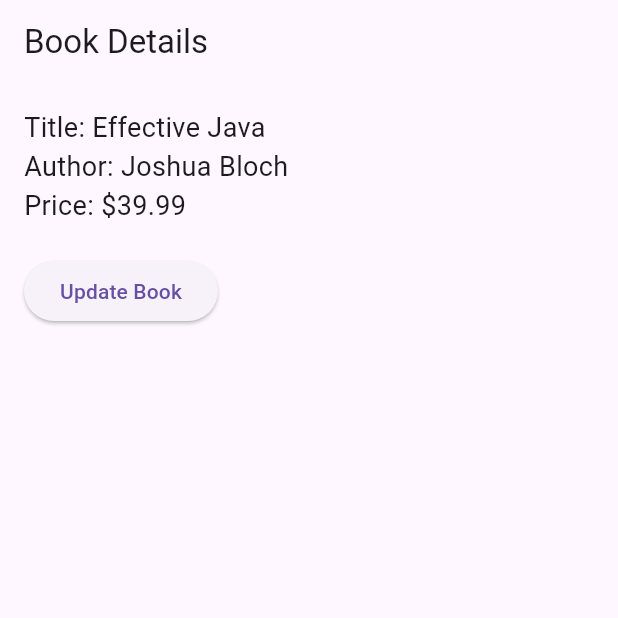
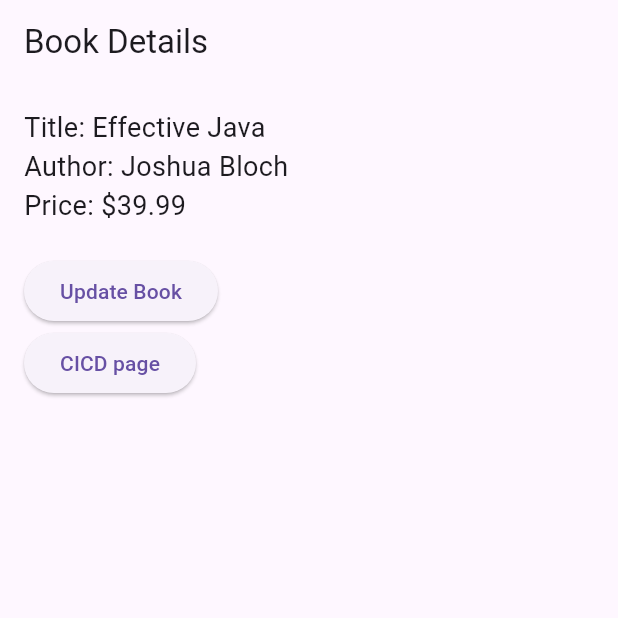
Before and after one commit to PankajJoshi-hp/mvvm_example, a Flutter app: the screen it shows after launch, after a tap on "Update Book", on a phone screen of 412 x 824 dp, the top half of it. Run offline on Flutter 3.47's test engine with Material 3 defaults, Android fonts, the phone set to English and light mode, and no system bars; our stand-ins replace get; network calls fail.

Commit message:
Add CI/CD workflow for Flutter app

```diff
--- a/lib/components/books_view.dart
+++ b/lib/components/books_view.dart
@@ -1,11 +1,18 @@
 import 'package:flutter/material.dart';
+import 'package:get/get.dart';
+import 'package:marvel_api_flutter/components/ci_cd_check.dart';
 import 'package:marvel_api_flutter/controllers/book_controller.dart';
 
-class BookView extends StatelessWidget {
+class BookView extends StatefulWidget {
   final BookController controller;
 
   const BookView({super.key, required this.controller});
 
+  @override
+  State<BookView> createState() => _BookViewState();
+}
+
+class _BookViewState extends State<BookView> {
   @override
   Widget build(BuildContext context) {
     return Scaffold(
@@ -15,19 +22,24 @@
         child: Column(
           crossAxisAlignment: CrossAxisAlignment.start,
           children: [
-            Text("Title: ${controller.book.title}",
+            Text("Title: ${widget.controller.book.title}",
                 style: const TextStyle(fontSize: 18)),
-            Text("Author: ${controller.book.author}",
+            Text("Author: ${widget.controller.book.author}",
                 style: const TextStyle(fontSize: 18)),
-            Text("Price: \$${controller.book.price}",
+            Text("Price: \$${widget.controller.book.price}",
                 style: const TextStyle(fontSize: 18)),
             const SizedBox(height: 20),
             ElevatedButton(
               onPressed: () {
-                controller.updateBook("Clean Code", "Robert C. Martin", 34.99);
+                widget.controller.updateBook("Clean Code", "Robert C. Martin", 34.99);
               },
               child: const Text("Update Book"),
             ),
+            ElevatedButton(
+                onPressed: () {
+                  Get.to(CICDCheck());
+                },
+                child: Text('CICD page'))
           ],
         ),
       ),
--- a/lib/main.dart
+++ b/lib/main.dart
@@ -1,4 +1,5 @@
 import 'package:flutter/material.dart';
+import 'package:get/get.dart';
 import 'package:marvel_api_flutter/components/books_view.dart';
 import 'package:marvel_api_flutter/components/superhero_view.dart';
 import 'package:marvel_api_flutter/controllers/book_controller.dart';
@@ -18,7 +19,7 @@
   const MyApp({super.key, required this.controller});
   @override
   Widget build(BuildContext context) {
-    return MaterialApp(
+    return GetMaterialApp(
         title: 'Marvel API Demo',
         theme: ThemeData(
           primarySwatch: Colors.blue,
```
Also changed, not shown: lib/components/ci_cd_check.dart (added, +17 -0 lines).
